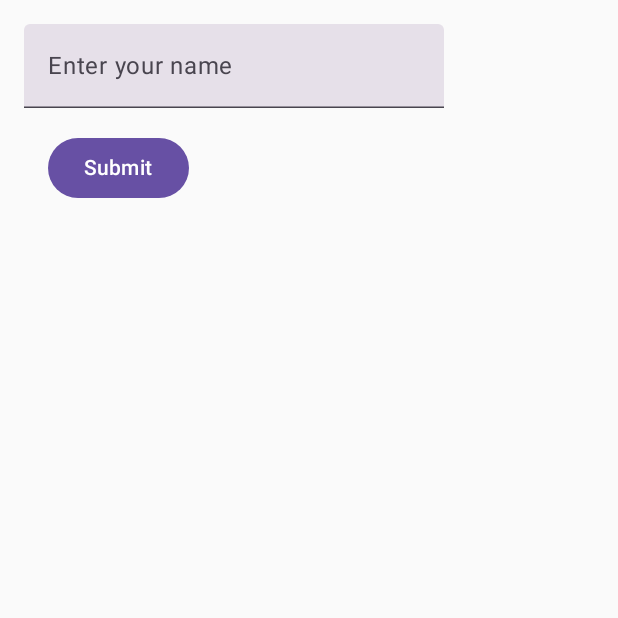
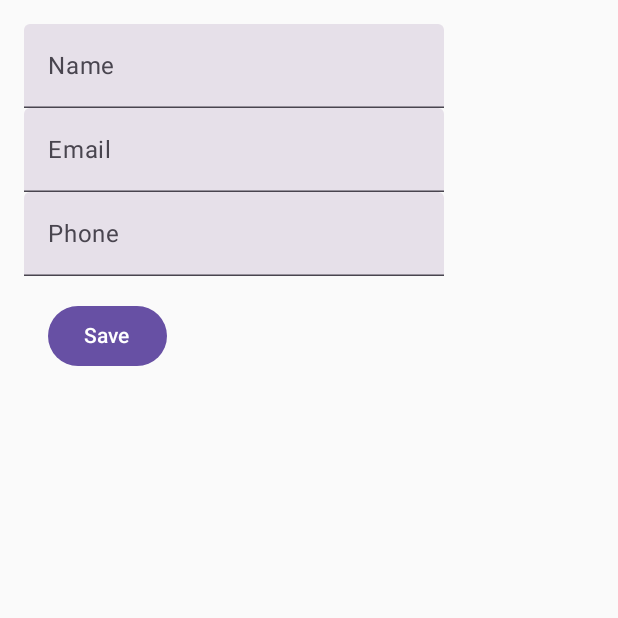
Before and after one commit to SantiagoHM27/Firebase_database, an Android app built with Jetpack Compose: the screen it shows after launch (MainActivity), on a phone screen of 412 x 824 dp, the top half of it. Run offline under Robolectric (Android 15) with nearby library versions, the phone set to English and light mode, and no system bars; our stand-ins replace Firebase (no records; nobody signed in at launch, a user with empty details on screens opened directly).

Commit message:
02 Terminando el proyecto

```diff
--- a/app/src/main/java/com/example/myapplication2/HomeScreen.kt
+++ b/app/src/main/java/com/example/myapplication2/HomeScreen.kt
@@ -1,7 +1,10 @@
 package com.example.myapplication2
 
+import android.provider.ContactsContract.CommonDataKinds.Email
+import android.widget.Toast
 import androidx.compose.foundation.layout.Column
 import androidx.compose.foundation.layout.padding
+import androidx.compose.foundation.text.KeyboardOptions
 import androidx.compose.material3.Button
 import androidx.compose.material3.ExperimentalMaterial3Api
 import androidx.compose.material3.Text
@@ -12,6 +15,8 @@ import androidx.compose.runtime.mutableStateOf
 import androidx.compose.runtime.remember
 import androidx.compose.runtime.setValue
 import androidx.compose.ui.Modifier
+import androidx.compose.ui.platform.LocalContext
+import androidx.compose.ui.text.input.KeyboardType
 import androidx.compose.ui.unit.dp
 import com.google.firebase.database.ktx.database
 import com.google.firebase.ktx.Firebase
@@ -21,23 +26,47 @@ import com.google.firebase.ktx.Firebase
 fun HomeScreen(){
     // Write a message to the database
     val database = Firebase.database
-    val myRef = database.getReference("message")
+    var name by remember { mutableStateOf("") }
+    var email by remember { mutableStateOf("") }
+    var phone by remember { mutableStateOf("") }
 
-    var text by remember { mutableStateOf("") }
 
     Column(modifier = Modifier.padding(16.dp)) {
         TextField(
-            value = text,
-            onValueChange = {newText -> text = newText},
-            label = { Text(text = "Enter your name") }
+            value = name,
+            onValueChange = {newText -> name = newText},
+            label = { Text(text = "Name") }
         )
+        TextField(
+            value = email,
+            onValueChange = {newText -> email = newText},
+            label = { Text(text = "Email") }
+        )
+        TextField(
+            value = phone,
+            onValueChange = {newText -> phone = newText},
+            label = { Text(text = "Phone") },
+            keyboardOptions = KeyboardOptions(keyboardType = KeyboardType.Number)
+        )
+        val context = LocalContext.current
         Button(
-            onClick = {  myRef.setValue(text) },
+            onClick = {
+                val contactsRef = database.reference.child("Contacts")
+                val contactRef = contactsRef.child(name)
+                val contact = Contact(email, phone)
+                contactsRef.setValue(contact)
+                Toast.makeText(context, "Save Contact", Toast.LENGTH_SHORT).show()
+                name = ""
+                email = ""
+                phone = ""
+            },
             modifier = Modifier.padding(16.dp)
 
         ) {
-            Text(text = "Submit")
+            Text(text = "Save")
         }
     }
 
 }
+
+data class Contact(val email: String, val phone: String )
```
